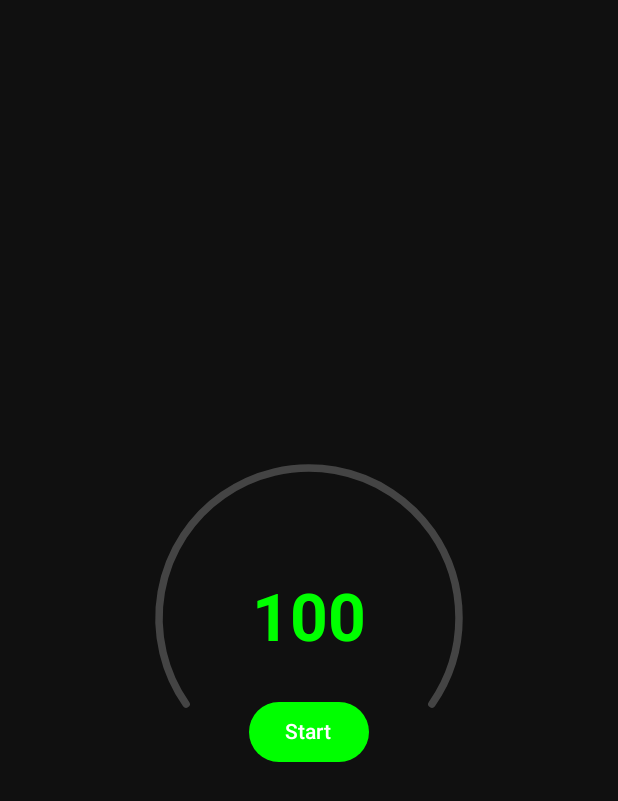
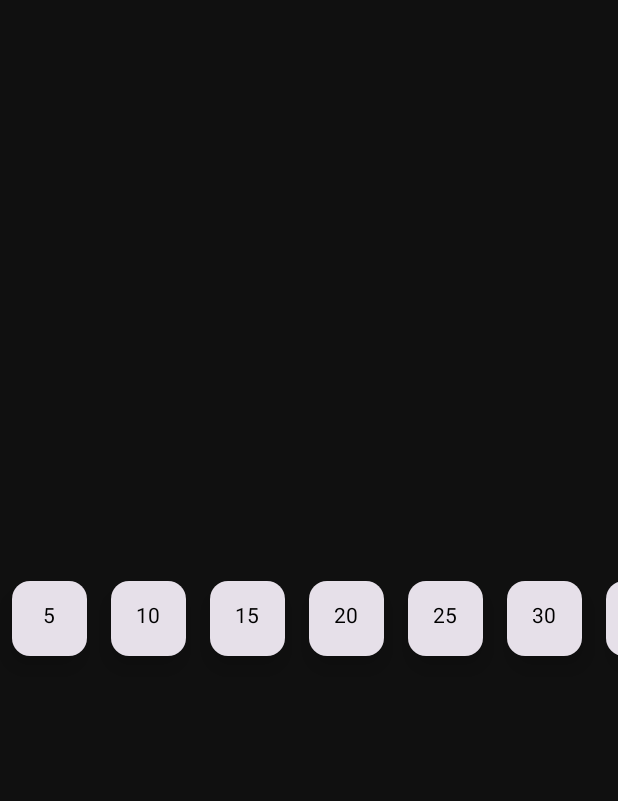
Before and after one commit to NgDucHieus/Focus, an Android app built with Jetpack Compose: the screen it shows after launch (MainActivity), on a phone screen of 412 x 824 dp. Shown: the top 801 px of the screen. Run offline under Robolectric (Android 15) with nearby library versions, the phone set to English and light mode, and no system bars.

Commit message:
Build UI pormodo App Day 3 slider for countdown

```diff
--- a/app/src/main/java/com/example/focus/MainActivity.kt
+++ b/app/src/main/java/com/example/focus/MainActivity.kt
@@ -51,6 +51,9 @@ import androidx.compose.ui.geometry.Size
 import androidx.compose.ui.graphics.Color
 import androidx.compose.ui.graphics.drawscope.Stroke
 import androidx.compose.ui.unit.dp
+import com.example.focus.ui.theme.countdown.customListView
+import android.content.Context
+
 
 class MainActivity : ComponentActivity() {
     @OptIn(ExperimentalMaterial3Api::class)
@@ -65,13 +68,14 @@ class MainActivity : ComponentActivity() {
                 Box(contentAlignment = Alignment.Center
                 )
                 {
-                    Timer(
-                        totalTime = 100L*1000L,
-                        handleColor = Color.Green,
-                        inactiveBarColor = Color.DarkGray,
-                        activeBarColor = Color(0xFF37B900),
-                        modifier = Modifier.size(200.dp)
-                    )
+//                    Timer(
+//                        totalTime = 100L*1000L,
+//                        handleColor = Color.Green,
+//                        inactiveBarColor = Color.DarkGray,
+//                        activeBarColor = Color(0xFF37B900),
+//                        modifier = Modifier.size(200.dp)
+//                    )
+                    customListView(context =this@MainActivity)
                 }
             }
         // Creating a Simple Scaffold
--- /dev/null
+++ b/app/src/main/java/com/example/focus/ui/theme/countdown/ListModel.kt
@@ -0,0 +1,5 @@
+package com.example.focus.ui.theme.countdown
+
+data class ListModel(
+    val languageName:String,
+)
--- /dev/null
+++ b/app/src/main/java/com/example/focus/ui/theme/countdown/ListView.kt
@@ -0,0 +1,86 @@
+package com.example.focus.ui.theme.countdown
+
+import android.annotation.SuppressLint
+import android.content.Context
+import android.widget.Toast
+import androidx.compose.foundation.layout.Column
+import androidx.compose.foundation.layout.fillMaxWidth
+import androidx.compose.foundation.layout.height
+import androidx.compose.foundation.layout.padding
+import androidx.compose.foundation.layout.size
+import androidx.compose.foundation.layout.width
+import androidx.compose.foundation.lazy.LazyRow
+import androidx.compose.foundation.lazy.itemsIndexed
+import androidx.compose.material3.Card
+import androidx.compose.material3.CardDefaults
+import androidx.compose.material3.ExperimentalMaterial3Api
+import androidx.compose.material3.Text
+import androidx.compose.runtime.Composable
+import androidx.compose.ui.Alignment
+import androidx.compose.ui.Modifier
+import androidx.compose.ui.graphics.Color
+import androidx.compose.ui.text.style.TextAlign
+import androidx.compose.ui.tooling.preview.Preview
+import androidx.compose.ui.unit.dp
+import com.example.focus.R
+
+
+@SuppressLint("ComposableNaming")
+@OptIn(ExperimentalMaterial3Api::class)
+@Composable
+fun customListView(context:Context)
+{
+   lateinit var sessionList: List<ListModel>
+   sessionList =ArrayList<ListModel>()
+
+    sessionList = sessionList + ListModel("5")
+    sessionList = sessionList + ListModel("10")
+    sessionList = sessionList + ListModel("15")
+    sessionList = sessionList + ListModel("20")
+    sessionList = sessionList + ListModel("25")
+    sessionList = sessionList + ListModel("30")
+    sessionList = sessionList + ListModel("35")
+    sessionList = sessionList + ListModel("40")
+
+
+    LazyRow{
+        itemsIndexed(sessionList){ index, item ->
+           Card(
+               onClick = {
+                   Toast.makeText(
+                        context,
+                       sessionList[index].languageName +"Selected ..",
+                       Toast.LENGTH_SHORT
+                   ).show()
+               },
+               modifier = Modifier
+                   .padding(8.dp)
+                   .height(50.dp)
+                   .width(50.dp),
+               elevation = CardDefaults.cardElevation(defaultElevation = 10.dp),
+
+           )
+           {
+
+                    Text(
+                        text = sessionList[index].languageName,
+                        modifier = Modifier
+                            .padding(15.dp)
+                            .size(50.dp)
+                        ,
+                        color = Color.Black,
+                        textAlign = TextAlign.Center
+                    )
+                }
+           }
+        }
+    }
+
+
+
+@Preview
+@Composable
+fun PreviewContent()
+{
+//    customListView()
+}
--- /dev/null
+++ b/app/src/main/java/com/example/focus/ui/theme/countdown/Slider.kt
@@ -0,0 +1 @@
+package com.example.focus.ui.theme.countdown
```
Also changed, not shown: app/src/main/java/com/example/focus/ui/theme/Color.kt (+7 -0 lines), app/src/main/java/com/example/focus/ui/theme/countdown/CountDownSetTime.kt (added, +83 -0 lines), app/src/main/res/drawable/android.png (added), app/src/main/res/drawable/csharp.png (added), app/src/main/res/drawable/java.png (added), app/src/main/res/drawable/python.png (added).
